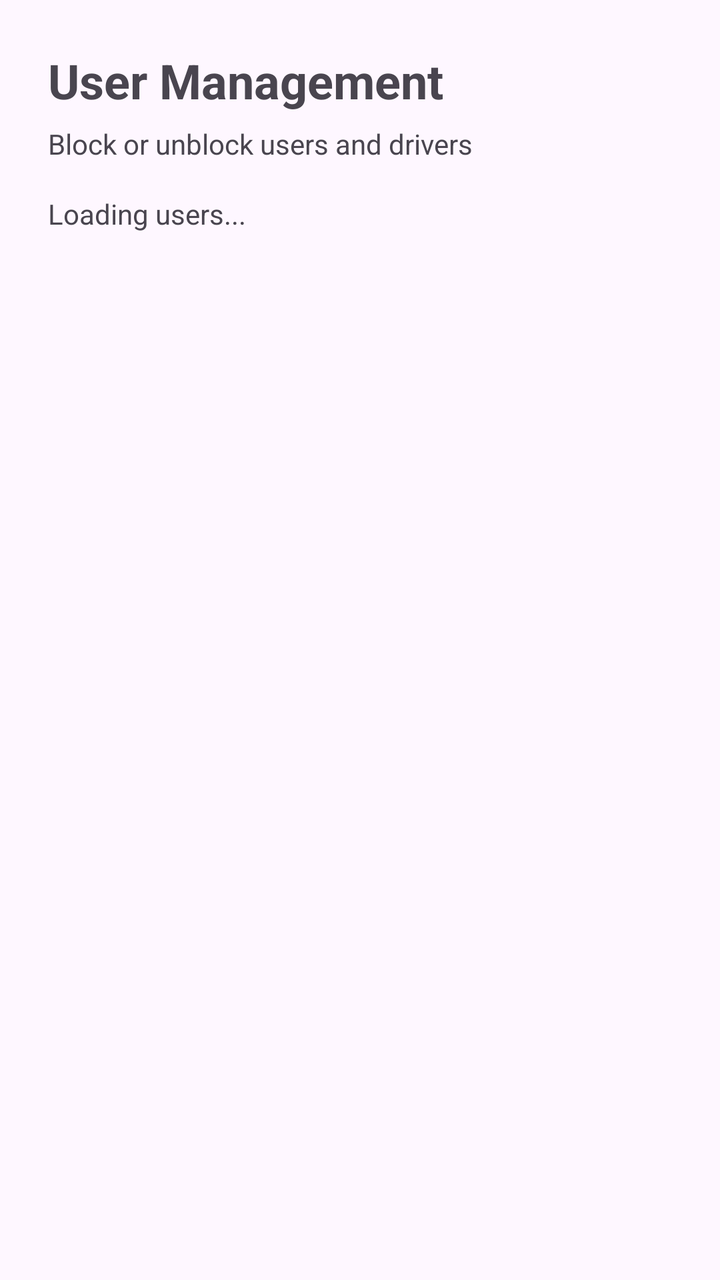
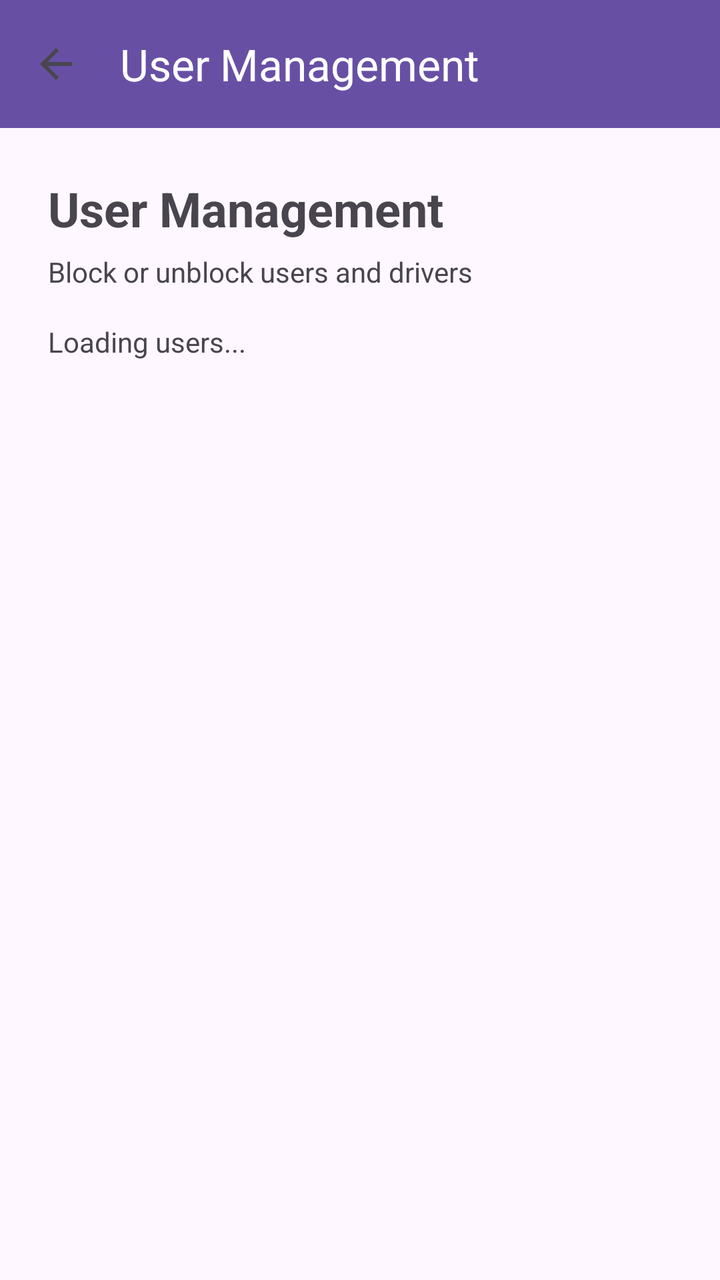

Two renders of the same Android screen: before a commit and after it. Below are the layout's source before the change and the commit's diff.
<!-- AndroidManifest.xml: application theme Theme.Driverr_Mobile -->
<!-- res/layout/activity_user_management.xml -->
<?xml version="1.0" encoding="utf-8"?>
<ScrollView xmlns:android="http://schemas.android.com/apk/res/android"
    xmlns:app="http://schemas.android.com/apk/res-auto"
    android:layout_width="match_parent"
    android:layout_height="match_parent"
    android:fillViewport="true">

    <LinearLayout
        android:id="@+id/user_management_root"
        android:layout_width="match_parent"
        android:layout_height="match_parent"
        android:orientation="vertical"
        android:padding="24dp">

        <TextView
            android:id="@+id/user_management_title"
            android:layout_width="wrap_content"
            android:layout_height="wrap_content"
            android:text="User Management"
            android:textSize="24sp"
            android:textStyle="bold"
            android:layout_marginBottom="6dp" />

        <TextView
            android:id="@+id/user_management_subtitle"
            android:layout_width="wrap_content"
            android:layout_height="wrap_content"
            android:text="Block or unblock users and drivers"
            android:textSize="14sp"
            android:layout_marginBottom="16dp" />

        <TextView
            android:id="@+id/loading_text"
            android:layout_width="wrap_content"
            android:layout_height="wrap_content"
            android:text="Loading users..."
            android:layout_marginBottom="16dp" />

        <TextView
            android:id="@+id/empty_state"
            android:layout_width="match_parent"
            android:layout_height="wrap_content"
            android:text="No users found"
            android:visibility="gone"
            android:padding="12dp"
            android:background="@android:color/darker_gray"
            android:textColor="@android:color/white"
            android:layout_marginBottom="16dp" />

        <LinearLayout
            android:id="@+id/user_container"
            android:layout_width="match_parent"
            android:layout_height="wrap_content"
            android:orientation="vertical" />

    </LinearLayout>
</ScrollView>
<!-- resources referenced by this layout -->
<resources>
  <style name="Theme.Driverr_Mobile" parent="Base.Theme.Driverr_Mobile" />
  <style name="Base.Theme.Driverr_Mobile" parent="Theme.Material3.DayNight.NoActionBar">
          
          
      </style>
</resources>

<!-- the commit's change to res/layout/activity_user_management.xml (unified diff, before → after) -->
@@ -1,6 +1,20 @@
 <?xml version="1.0" encoding="utf-8"?>
-<ScrollView xmlns:android="http://schemas.android.com/apk/res/android"
+<LinearLayout xmlns:android="http://schemas.android.com/apk/res/android"
     xmlns:app="http://schemas.android.com/apk/res-auto"
+    android:layout_width="match_parent"
+    android:layout_height="match_parent"
+    android:orientation="vertical">
+
+    <com.google.android.material.appbar.MaterialToolbar
+        android:id="@+id/toolbar"
+        android:layout_width="match_parent"
+        android:layout_height="?attr/actionBarSize"
+        android:background="?attr/colorPrimary"
+        app:title="User Management"
+        app:titleTextColor="@android:color/white"
+        app:navigationIcon="?attr/homeAsUpIndicator" />
+
+<ScrollView
     android:layout_width="match_parent"
     android:layout_height="match_parent"
     android:fillViewport="true">
@@ -55,3 +69,4 @@
 
     </LinearLayout>
 </ScrollView>
+</LinearLayout>
